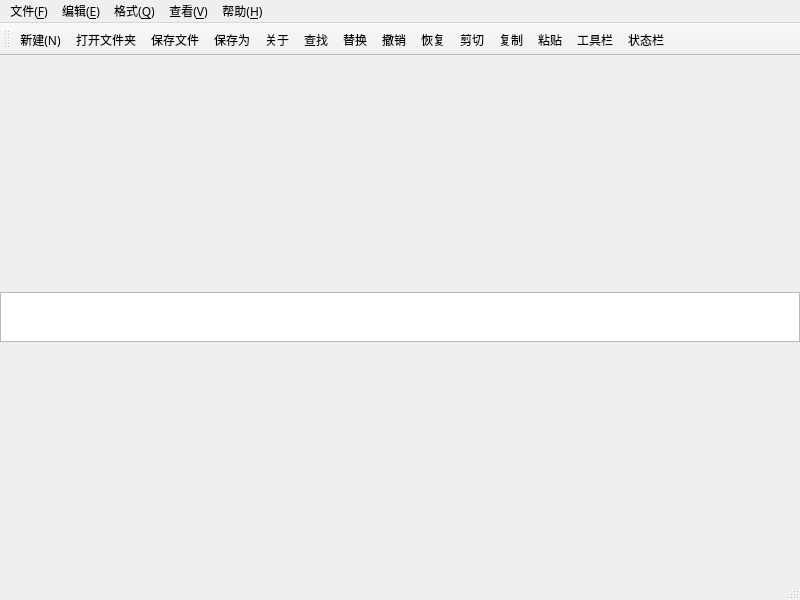
The window that mainwindow.ui (Jinhai445/Lab2) describes before a commit, drawn with Qt 5.
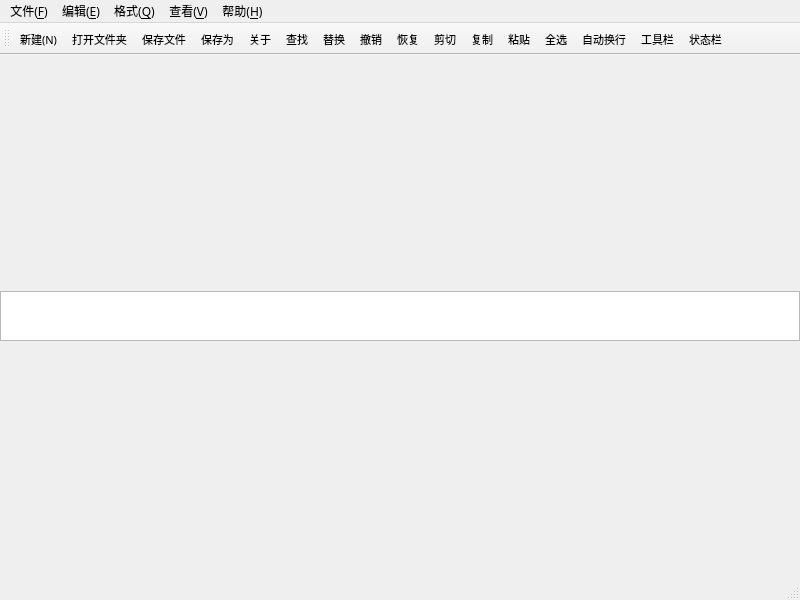
The same window after the commit. Icons and pictures are not drawn.

What changed in the file:
```diff
--- a/mainwindow.ui
+++ b/mainwindow.ui
@@ -79,9 +79,21 @@
   </widget>
   <widget class="QStatusBar" name="statusbar"/>
   <widget class="QToolBar" name="toolBar">
+   <property name="font">
+    <font>
+     <family>宋体</family>
+     <pointsize>8</pointsize>
+    </font>
+   </property>
    <property name="windowTitle">
     <string>toolBar</string>
    </property>
+   <property name="iconSize">
+    <size>
+     <width>18</width>
+     <height>18</height>
+    </size>
+   </property>
    <attribute name="toolBarArea">
     <enum>TopToolBarArea</enum>
    </attribute>
@@ -100,6 +112,8 @@
    <addaction name="actionCut"/>
    <addaction name="actionCopy"/>
    <addaction name="actionPaste"/>
+   <addaction name="actionSelectAll"/>
+   <addaction name="actionLineWrap"/>
    <addaction name="actionShowToolBar"/>
    <addaction name="actionShowStatusBar"/>
   </widget>
@@ -387,6 +401,36 @@
     <enum>QAction::MenuRole::NoRole</enum>
    </property>
   </action>
+  <action name="actionSelectAll">
+   <property name="icon">
+    <iconset resource="resource.qrc">
+     <normaloff>:/img/selectAll.png</normaloff>:/img/selectAll.png</iconset>
+   </property>
+   <property name="text">
+    <string>全选</string>
+   </property>
+   <property name="shortcut">
+    <string>Ctrl+A</string>
+   </property>
+   <property name="menuRole">
+    <enum>QAction::MenuRole::NoRole</enum>
+   </property>
+  </action>
+  <action name="actionLineWrap">
+   <property name="checkable">
+    <bool>true</bool>
+   </property>
+   <property name="icon">
+    <iconset resource="resource.qrc">
+     <normaloff>:/img/multi-line-text.png</normaloff>:/img/multi-line-text.png</iconset>
+   </property>
+   <property name="text">
+    <string>自动换行</string>
+   </property>
+   <property name="menuRole">
+    <enum>QAction::MenuRole::AboutQtRole</enum>
+   </property>
+  </action>
  </widget>
  <resources>
   <include location="resource.qrc"/>
```
Left out of the diff: 12 changed lines with no effect on the pictures.
